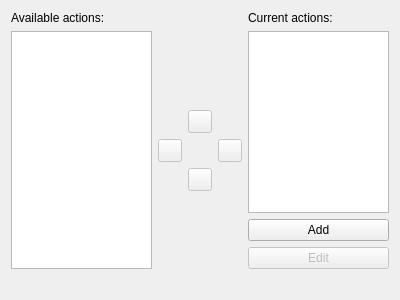
Old version of the form applet/ui/arrangement.ui in the repository Emdek/plasmoid-fancy-tasks.
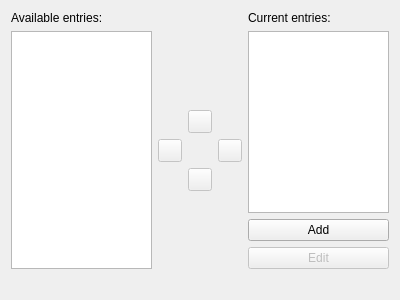
New version of the form.

Commit message: Add some keyboard shortcuts and improve texts

```diff
--- a/applet/ui/arrangement.ui
+++ b/applet/ui/arrangement.ui
@@ -19,14 +19,14 @@
      <item row="1" column="0">
       <widget class="QLabel" name="availableActionsLabel">
        <property name="text">
-        <string>Available actions:</string>
+        <string>Available entries:</string>
        </property>
       </widget>
      </item>
      <item row="1" column="2">
       <widget class="QLabel" name="currentActionsLabel">
        <property name="text">
-        <string>Current actions:</string>
+        <string>Current entries:</string>
        </property>
       </widget>
      </item>
```
Left out of the diff: 12 changed lines with no effect on the pictures.
